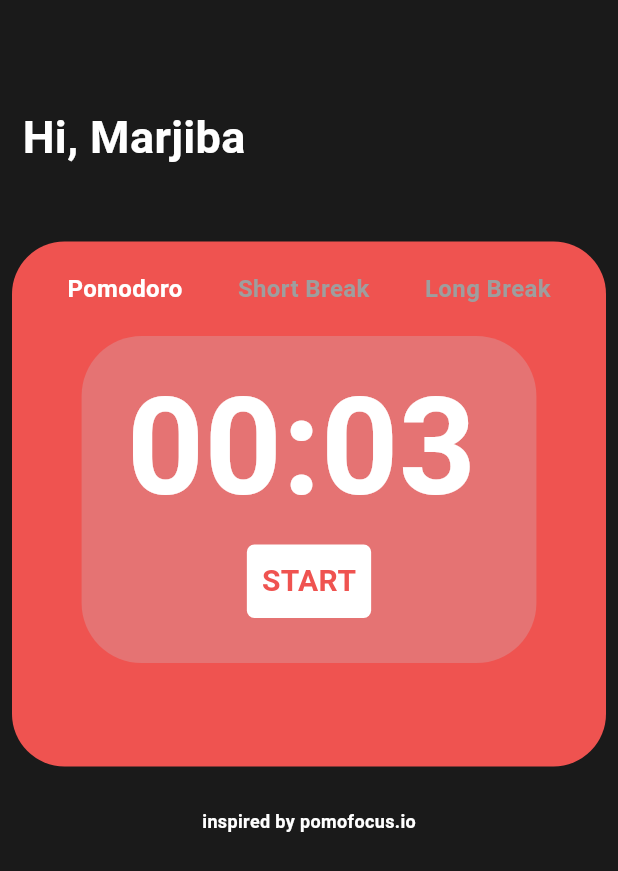
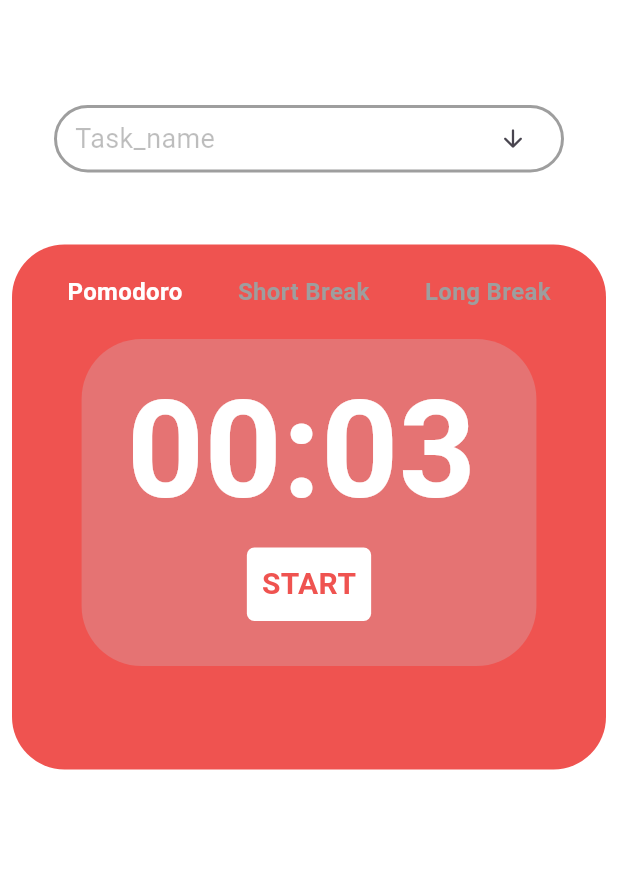
Before and after one commit to thenose-samuel/pomodoro-timer, a Flutter app: the screen it shows after launch, on a phone screen of 412 x 824 dp. Shown: the top 871 px of the screen. Run offline on Flutter 3.47's test engine with Material 2 defaults, Android fonts, the phone set to English and light mode, and no system bars.

Commit message:
added taskbar widget

```diff
--- a/lib/colors.dart
+++ b/lib/colors.dart
@@ -12,4 +12,6 @@ class AppColors {
   static const Color startPomodoro = backgroundRed;
   static const Color startShortBreak = backgroundBlue;
   static const Color startLongBreak = backgroundDarkBlue;
+  static const Color taskBarBorder = Colors.grey;
+  static const Color taskBarText = Colors.black26;
 }
--- /dev/null
+++ b/lib/components/top-bar.dart
@@ -0,0 +1,50 @@
+import 'package:flutter/material.dart';
+
+import '../colors.dart';
+
+class TopBar extends StatelessWidget {
+  const TopBar({Key? key}) : super(key: key);
+
+  @override
+  Widget build(BuildContext context) {
+    return Row(
+      //crossAxisAlignment: CrossAxisAlignment.center,
+      mainAxisAlignment: MainAxisAlignment.spaceAround,
+      children: [
+        Container(
+          width: 340,
+          height: 45,
+          decoration: const BoxDecoration(
+              //color: Colors.red,
+              borderRadius: BorderRadius.all(Radius.circular(50)),
+              border: Border(
+                  bottom: BorderSide(color: AppColors.taskBarBorder, width: 2),
+                  top: BorderSide(color: AppColors.taskBarBorder, width: 2),
+                  left: BorderSide(color: AppColors.taskBarBorder, width: 2),
+                  right: BorderSide(color: AppColors.taskBarBorder, width: 2))),
+          child: Padding(
+            padding: const EdgeInsets.only(left: 12.0, right: 8.0),
+            child: Row(
+              mainAxisAlignment: MainAxisAlignment.spaceBetween,
+              crossAxisAlignment: CrossAxisAlignment.center,
+              //textBaseline: TextBaseline.alphabetic,
+              children: [
+                const Text(
+                  'Task_name',
+                  style: TextStyle(color: AppColors.taskBarText, fontSize: 18),
+                ),
+                IconButton(
+                  icon: const Icon(
+                    Icons.arrow_downward_rounded,
+                    size: 19,
+                  ),
+                  onPressed: () => {},
+                )
+              ],
+            ),
+          ),
+        )
+      ],
+    );
+  }
+}
--- a/lib/main.dart
+++ b/lib/main.dart
@@ -2,6 +2,8 @@ import 'package:flutter/material.dart';
 import 'package:pomodoro/colors.dart';
 import 'package:pomodoro/state.dart';
 import 'package:provider/provider.dart';
+
+import 'components/top-bar.dart';
 
 void main() {
   runApp(const PomodoroTimer());
@@ -50,32 +52,14 @@ class HomePage extends StatelessWidget {
           SizedBox(
             height: 20,
           ),
-          Text('inspired by pomofocus.io',
-              style: TextStyle(
-                  color: Colors.white,
-                  fontSize: 12,
-                  fontWeight: FontWeight.bold))
+          // Text('inspired by pomofocus.io',
+          //     style: TextStyle(
+          //         color: Colors.white,
+          //         fontSize: 12,
+          //         fontWeight: FontWeight.bold)),
         ],
       ),
-      backgroundColor: const Color(0xFF1a1a1a),
-    );
-  }
-}
-
-class TopBar extends StatelessWidget {
-  const TopBar({Key? key}) : super(key: key);
-
-  @override
-  Widget build(BuildContext context) {
-    return Row(
-      mainAxisAlignment: MainAxisAlignment.spaceBetween,
-      children: const [
-        Text(
-          'Hi, Marjiba',
-          style: TextStyle(
-              color: Colors.white, fontWeight: FontWeight.bold, fontSize: 30),
-        ),
-      ],
+      backgroundColor: Colors.white,
     );
   }
 }
```
